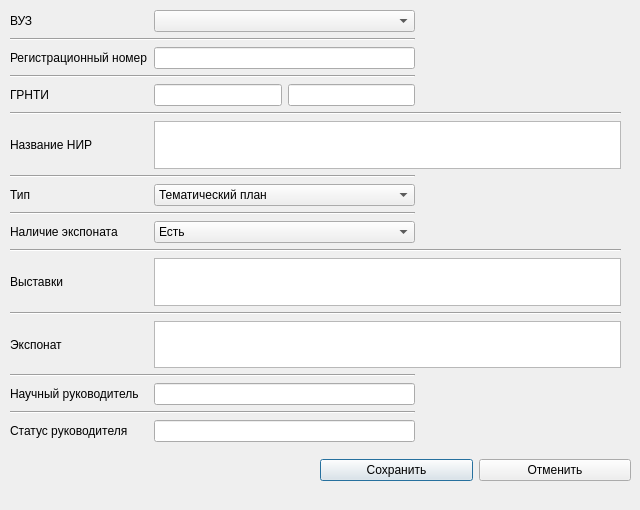
This is source/EditWindow.ui in KozlovIA/Qt-DataBase as Qt 5 draws it before an edit. The edited form follows.
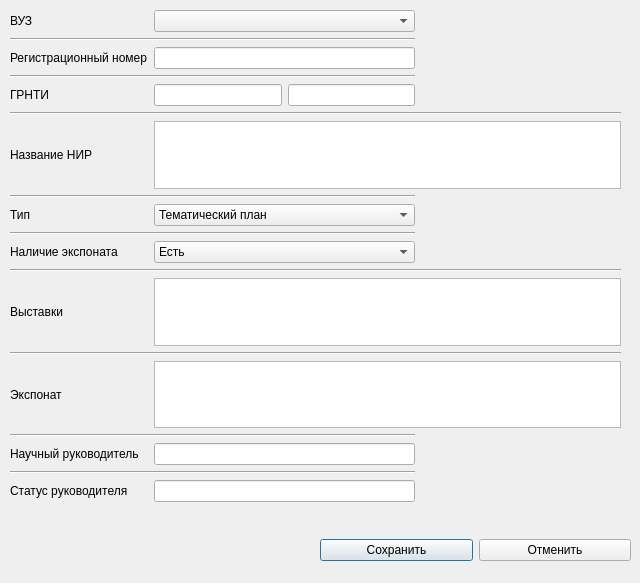
This is the edited form. Icons and pictures are not drawn.

The edit to the form file:
```diff
--- a/source/EditWindow.ui
+++ b/source/EditWindow.ui
@@ -7,7 +7,7 @@
     <x>0</x>
     <y>0</y>
     <width>640</width>
-    <height>510</height>
+    <height>583</height>
    </rect>
   </property>
   <property name="minimumSize">
@@ -19,7 +19,7 @@
   <property name="maximumSize">
    <size>
     <width>640</width>
-    <height>510</height>
+    <height>600</height>
    </size>
   </property>
   <property name="windowTitle">
@@ -33,7 +33,7 @@
    <property name="geometry">
     <rect>
      <x>320</x>
-     <y>440</y>
+     <y>520</y>
      <width>311</width>
      <height>61</height>
     </rect>
@@ -61,7 +61,7 @@
      <x>0</x>
      <y>0</y>
      <width>631</width>
-     <height>451</height>
+     <height>511</height>
     </rect>
    </property>
    <layout class="QGridLayout" name="gridLayout">
```
Left out of the diff: 2 changed lines with no effect on the pictures.
